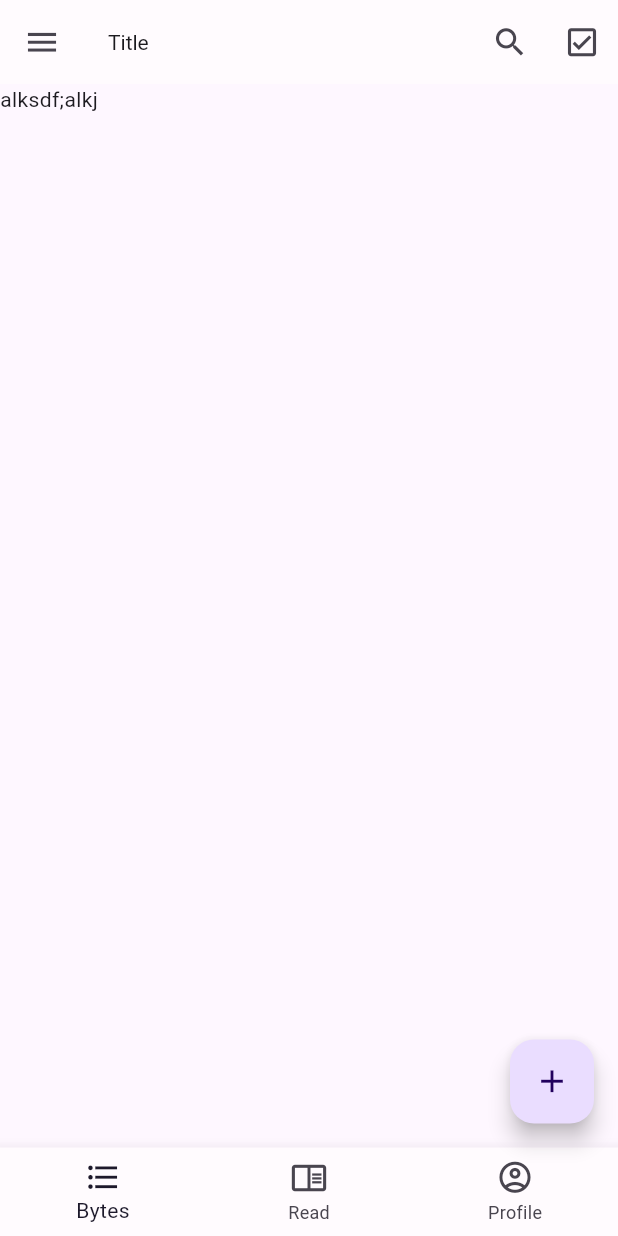
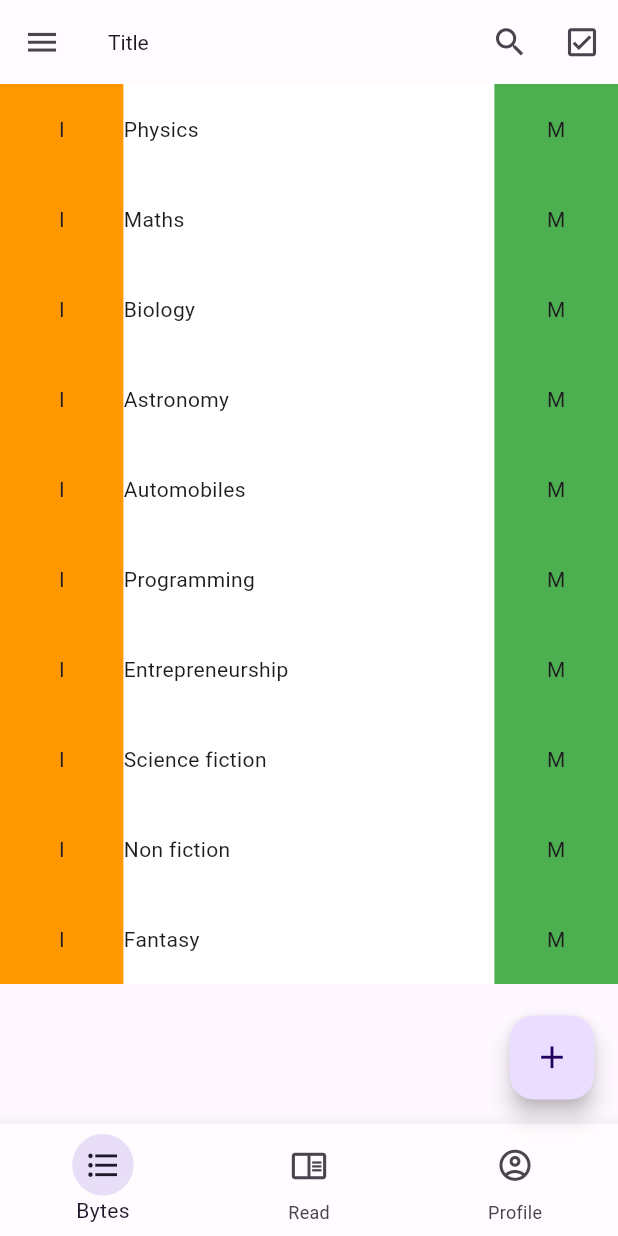
Before and after one commit to elonrameshmusk/book_bytes, a Flutter app: the screen it shows after launch, on a phone screen of 412 x 824 dp. Run offline on Flutter 3.47's test engine with Material 2 defaults, Android fonts, the phone set to English and light mode, and no system bars.

Commit message:
little progres on shelves widget

```diff
--- a/lib/views/components/bottom_navbar_layout.dart
+++ /dev/null
@@ -1,63 +0,0 @@
-import 'package:flutter/material.dart';
-
-class BottomNavbarLayout extends StatefulWidget {
-  const BottomNavbarLayout({Key? key}) : super(key: key);
-
-  @override
-  State<BottomNavbarLayout> createState() => _BottomNavbarLayoutState();
-}
-
-class _BottomNavbarLayoutState extends State<BottomNavbarLayout> {
-  @override
-  Widget build(BuildContext context) {
-    return Scaffold(
-      appBar: AppBar(
-        leading: IconButton(
-          onPressed: (){},
-          icon: const Icon(Icons.menu),
-        ),
-        title: const Text('Title'),
-        actions: [
-          IconButton(
-            onPressed: () {},
-            icon: const Icon(Icons.search),
-          ),
-          IconButton(
-            onPressed: () {},
-            icon: const Icon(Icons.check_box_outlined),
-          ),
-        ],
-      ),
-      body: const SafeArea(
-        child: Text('alksdf;alkj'),
-      ),
-      floatingActionButton: FloatingActionButton(
-        onPressed: () {},
-        child: IconButton(
-          onPressed: (){
-
-          },
-          icon: const Icon(Icons.add),
-        ),
-      ),
-      bottomNavigationBar:BottomNavigationBar(
-        items: const <BottomNavigationBarItem>[
-          BottomNavigationBarItem(
-            icon: Icon(Icons.format_list_bulleted),
-            label: 'Bytes',
-          ),
-          BottomNavigationBarItem(
-            icon: Icon(Icons.chrome_reader_mode_outlined),
-            label: 'Read',
-          ),
-          BottomNavigationBarItem(
-            icon: Icon(Icons.account_circle_outlined),
-            label: 'Profile',
-          ),
-        ],
-        // currentIndex: _selectedIndex,
-        // onTap: _onItemTapped,
-      ),
-    );
-  }
-}
--- /dev/null
+++ b/lib/views/components/navbar_appbar_layout.dart
@@ -0,0 +1,105 @@
+import 'package:flutter/material.dart';
+import 'package:bb/views/components/colors.dart';
+import 'package:bb/views/components/shelves_widget.dart';
+import 'package:bb/views/components/read_widget.dart';
+import 'package:bb/views/components/profile_widget.dart';
+
+class BottomNavbarLayout extends StatefulWidget {
+  const BottomNavbarLayout({Key? key}) : super(key: key);
+
+  @override
+  State<BottomNavbarLayout> createState() => _BottomNavbarLayoutState();
+}
+
+class _BottomNavbarLayoutState extends State<BottomNavbarLayout> {
+  int _selectedIndex = 0;
+  static const List<Widget> _widgetOptions = <Widget>[
+    ShelvesWidget(),
+    ReadWidget(),
+    ProfileWidget()
+  ];
+  void _onItemTapped(int index) {
+    setState(() {
+      _selectedIndex = index;
+    });
+  }
+
+  @override
+  Widget build(BuildContext context) {
+    return Scaffold(
+      appBar: AppBar(
+        leading: IconButton(
+          onPressed: () {},
+          icon: const Icon(Icons.menu),
+        ),
+        title: const Text('Title'),
+        actions: [
+          IconButton(
+            onPressed: () {},
+            icon: const Icon(Icons.search),
+          ),
+          IconButton(
+            onPressed: () {},
+            icon: const Icon(Icons.check_box_outlined),
+          ),
+        ],
+      ),
+      body: _widgetOptions.elementAt(_selectedIndex),
+      floatingActionButton: FloatingActionButton(
+        onPressed: () {},
+        child: IconButton(
+          onPressed: () {},
+          icon: const Icon(Icons.add),
+        ),
+      ),
+      bottomNavigationBar: BottomNavigationBar(
+        items: <BottomNavigationBarItem>[
+          BottomNavigationBarItem(
+            icon: Container(
+              decoration: BoxDecoration(
+                  color: _selectedIndex == 0
+                      ? colors['secondary_container']
+                      : Colors.transparent,
+                  shape: BoxShape.circle),
+              child: const Padding(
+                padding: EdgeInsets.all(8.0),
+                child: Icon(Icons.format_list_bulleted),
+              ),
+            ),
+            label: 'Bytes',
+          ),
+          BottomNavigationBarItem(
+            icon: Container(
+              decoration: BoxDecoration(
+                  color: _selectedIndex == 1
+                      ? colors['secondary_container']
+                      : Colors.transparent,
+                  shape: BoxShape.circle),
+              child: const Padding(
+                padding: EdgeInsets.all(8.0),
+                child: Icon(Icons.chrome_reader_mode_outlined),
+              ),
+            ),
+            label: 'Read',
+          ),
+          BottomNavigationBarItem(
+            icon: Container(
+              decoration: BoxDecoration(
+                  color: _selectedIndex == 2
+                      ? colors['secondary_container']
+                      : Colors.transparent,
+                  shape: BoxShape.circle),
+              child: const Padding(
+                padding: EdgeInsets.all(8.0),
+                child: Icon(Icons.account_circle_outlined),
+              ),
+            ),
+            label: 'Profile',
+          ),
+        ],
+        currentIndex: _selectedIndex,
+        onTap: _onItemTapped,
+      ),
+    );
+  }
+}
--- /dev/null
+++ b/lib/views/components/profile_widget.dart
@@ -0,0 +1,16 @@
+import 'package:flutter/material.dart';
+class ProfileWidget extends StatefulWidget {
+  const ProfileWidget({Key? key}) : super(key: key);
+
+  @override
+  State<ProfileWidget> createState() => _ProfileWidgetState();
+}
+
+class _ProfileWidgetState extends State<ProfileWidget> {
+  @override
+  Widget build(BuildContext context) {
+    return Container(
+      child: Text('profile widget'),
+    );
+  }
+}
--- /dev/null
+++ b/lib/views/components/read_widget.dart
@@ -0,0 +1,16 @@
+import 'package:flutter/material.dart';
+class ReadWidget extends StatefulWidget {
+  const ReadWidget({Key? key}) : super(key: key);
+
+  @override
+  State<ReadWidget> createState() => _ReadWidgetState();
+}
+
+class _ReadWidgetState extends State<ReadWidget> {
+  @override
+  Widget build(BuildContext context) {
+    return Container(
+      child: Text('read widget'),
+    );
+  }
+}
--- /dev/null
+++ b/lib/views/components/shelves_widget.dart
@@ -0,0 +1,64 @@
+import 'package:flutter/material.dart';
+
+class ShelvesWidget extends StatefulWidget {
+  const ShelvesWidget({Key? key}) : super(key: key);
+
+  @override
+  State<ShelvesWidget> createState() => _ShelvesWidgetState();
+}
+
+class _ShelvesWidgetState extends State<ShelvesWidget> {
+  static const List<String> _shelves = [
+    'Physics',
+    'Maths',
+    'Biology',
+    'Astronomy',
+    'Automobiles',
+    'Programming',
+    'Entrepreneurship',
+    'Science fiction',
+    'Non fiction',
+    'Fantasy'
+  ];
+  @override
+  Widget build(BuildContext context) {
+    return ListView.builder(
+        itemCount: 10,
+        itemBuilder: (BuildContext context, int index) {
+          return Container(
+            height: 60,
+            width: MediaQuery.of(context).size.width * 1,
+            child: Row(
+              children: [
+                Container(
+                  color: Colors.orange,
+                  width: MediaQuery.of(context).size.width * 0.20,
+                  height: MediaQuery.of(context).size.height * 1,
+                  child: Center(child: Text('I')),
+                ),
+                Container(
+                    color: Colors.white,
+                    width: MediaQuery.of(context).size.width * 0.60,
+                    height: MediaQuery.of(context).size.height * 1,
+                    child: Column(
+                      mainAxisAlignment: MainAxisAlignment.center,
+                      crossAxisAlignment: CrossAxisAlignment.start,
+                      children: [
+                        Text(
+                          _shelves[index],
+                        )
+                      ],
+                    )
+                    ),
+                Container(
+                  color: Colors.green,
+                  width: MediaQuery.of(context).size.width * 0.20,
+                  height: MediaQuery.of(context).size.height * 1,
+                  child: Center(child: Text('M')),
+                ),
+              ],
+            ),
+          );
+        });
+  }
+}
--- a/lib/views/screens/bytes_screen.dart
+++ /dev/null
@@ -1,14 +0,0 @@
-import 'package:flutter/material.dart';
-class BytesScreen extends StatefulWidget {
-  const BytesScreen({Key? key}) : super(key: key);
-
-  @override
-  State<BytesScreen> createState() => _BytesScreenState();
-}
-
-class _BytesScreenState extends State<BytesScreen> {
-  @override
-  Widget build(BuildContext context) {
-    return Container();
-  }
-}
```
Also changed, not shown: lib/main.dart (+8 -10 lines).
